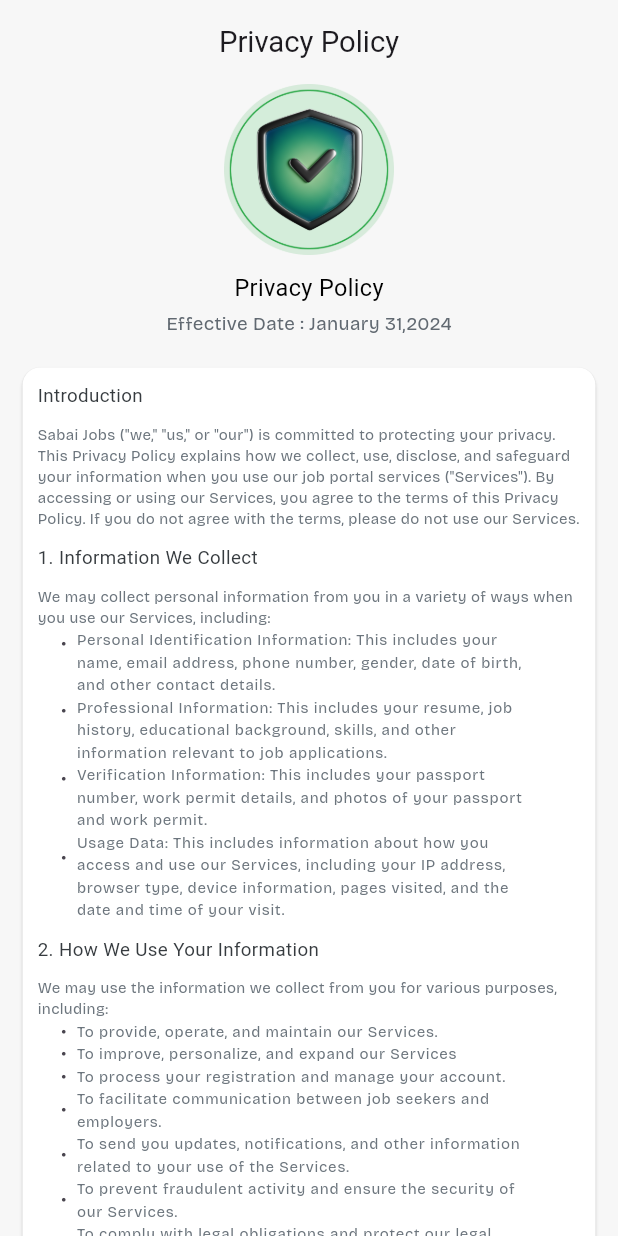
After one commit to SabaiJob/Sabai, a Flutter app: the PrivacyPolicy screen opened directly, on a phone screen of 412 x 824 dp. The commit adds this screen. Run offline on Flutter 3.47's test engine with Material 3 defaults, Android fonts, the phone set to English and light mode, and no system bars; our stand-ins replace avatar_glow, carousel_slider, dropdown_button2, google_fonts, pin_code_fields, smooth_page_indicator and 1 more; Roboto replaces fonts that are missing (Bricolage-M); project files that could hold a hidden picture were left out.

Commit message:
Privacy policy eng version done

```diff
--- a/lib/constants.dart
+++ b/lib/constants.dart
@@ -30,3 +30,5 @@ const labelStyleMm = TextStyle(
 );
 
 const primaryPinkColor = Color(0xffFF3997);
+
+const backgroundColor = Color(0xffF7F7F7);
--- a/lib/screens/bottom_navi_pages/profile.dart
+++ b/lib/screens/bottom_navi_pages/profile.dart
@@ -2,6 +2,7 @@ import 'package:flutter/material.dart';
 import 'package:sabai_app/screens/bottom_navi_pages/save_jobs.dart';
 import 'package:sabai_app/screens/pricing_plan.dart';
 import 'package:sabai_app/constants.dart';
+import 'package:sabai_app/screens/privacy_policy.dart';
 import 'package:sabai_app/services/language_provider.dart';
 import 'package:provider/provider.dart';
 import 'package:flutter/cupertino.dart';
@@ -634,8 +635,19 @@ class Profile extends StatelessWidget {
                                   color: Color(0xFF2B2F32),
                                 ),
                         ),
-                        trailing: const Icon(CupertinoIcons.right_chevron,
-                            size: 23, color: Color(0xFFFF3997)),
+                        trailing: const Icon(
+                          CupertinoIcons.right_chevron,
+                          size: 23,
+                          color: Color(0xFFFF3997),
+                        ),
+                        onTap: () {
+                          Navigator.pushReplacement(
+                            context,
+                            MaterialPageRoute(
+                              builder: (context) => const PrivacyPolicy(),
+                            ),
+                          );
+                        },
                       ),
 
                       const SizedBox(
@@ -682,7 +694,7 @@ class Profile extends StatelessWidget {
                 TextButton(
                   onPressed: () {},
                   style: TextButton.styleFrom(
-                    fixedSize: const Size(double.infinity,52),
+                    fixedSize: const Size(double.infinity, 52),
                     backgroundColor: const Color(0xFFF0F1F2),
                     shape: RoundedRectangleBorder(
                       borderRadius:
--- /dev/null
+++ b/lib/screens/privacy_policy.dart
@@ -0,0 +1,216 @@
+import 'package:flutter/material.dart';
+import 'package:sabai_app/constants.dart';
+
+class PrivacyPolicy extends StatelessWidget {
+  const PrivacyPolicy({super.key});
+
+  @override
+  Widget build(BuildContext context) {
+    const labelTextStyle = TextStyle(
+      fontFamily: 'Bricolage-M',
+      fontSize: 12.5,
+      color: Color(0xff363B3F),
+    );
+
+    const infoTextStyle = TextStyle(
+      fontFamily: 'Bricolage-R',
+      fontSize: 10,
+      color: Color(0xff6C757D),
+    );
+
+    return Scaffold(
+      backgroundColor: backgroundColor,
+      appBar: AppBar(
+        backgroundColor: backgroundColor,
+        surfaceTintColor: Colors.transparent,
+        title: const Text(
+          'Privacy Policy',
+          style: appBarTitleStyleEng,
+        ),
+        iconTheme: const IconThemeData(
+          color: primaryPinkColor,
+        ),
+        centerTitle: true,
+      ),
+      body: Center(
+        child: SingleChildScrollView(
+          child: Column(
+            children: [
+              Image.asset(
+                'images/privacy.png',
+                width: 113,
+                height: 114,
+              ),
+              const SizedBox(
+                height: 10,
+              ),
+              const Text(
+                'Privacy Policy',
+                style: labelStyleEng,
+              ),
+              const SizedBox(
+                height: 5,
+              ),
+              const Text(
+                'Effective Date : January 31,2024',
+                style: TextStyle(
+                  fontFamily: 'Bricolage-R',
+                  fontSize: 12.5,
+                  color: Color(0xff616971),
+                ),
+              ),
+              const Card(
+                margin: EdgeInsets.symmetric(horizontal: 15, vertical: 20),
+                color: Colors.white,
+                child: Padding(
+                  padding: EdgeInsets.all(10),
+                  child: Column(
+                    crossAxisAlignment: CrossAxisAlignment.start,
+                    children: [
+                      Text(
+                        'Introduction',
+                        style: labelTextStyle,
+                      ),
+                      SizedBox(
+                        height: 10,
+                      ),
+                      Text(
+                        'Sabai Jobs ("we," "us," or "our") is committed to protecting'
+                        ' your privacy. This Privacy Policy explains how we'
+                        ' collect, use, disclose, and safeguard your information'
+                        ' when you use our job portal services ("Services").'
+                        ' By accessing or using our Services, you agree to the terms of this Privacy Policy. '
+                        'If you do not agree with the terms, please do not use our Services.',
+                        style: infoTextStyle,
+                      ),
+                      SizedBox(
+                        height: 10,
+                      ),
+                      Text(
+                        '1. Information We Collect',
+                        style: labelTextStyle,
+                      ),
+                      SizedBox(
+                        height: 10,
+                      ),
+                      Text(
+                        'We may collect personal information from you in a variety of ways when you use our Services, including:',
+                        style: infoTextStyle,
+                      ),
+                      bulletInfo(
+                        padding: 25,
+                        infoTextStyle: infoTextStyle,
+                        text:
+                            'Personal Identification Information: This includes your name, email address, phone number, gender, date of birth, and other contact details.',
+                      ),
+                      bulletInfo(
+                          padding: 25,
+                          text:
+                              'Professional Information: This includes your resume, job history, educational background, skills, and other information relevant to job applications.',
+                          infoTextStyle: infoTextStyle),
+                      bulletInfo(
+                          padding: 25,
+                          infoTextStyle: infoTextStyle,
+                          text:
+                              'Verification Information: This includes your passport number, work permit details, and photos of your passport and work permit.'),
+                      bulletInfo(
+                        padding: 25,
+                        infoTextStyle: infoTextStyle,
+                        text:
+                            'Usage Data: This includes information about how you access and use our Services, including your IP address, browser type, device information, pages visited, and the date and time of your visit.',
+                      ),
+                      SizedBox(
+                        height: 10,
+                      ),
+                      Text(
+                        '2. How We Use Your Information',
+                        style: labelTextStyle,
+                      ),
+                      SizedBox(
+                        height: 10,
+                      ),
+                      Text(
+                        'We may use the information we collect from you for various purposes, including:',
+                        style: infoTextStyle,
+                      ),
+                      bulletInfo(
+                        padding: 0,
+                        infoTextStyle: infoTextStyle,
+                        text: 'To provide, operate, and maintain our Services.',
+                      ),
+                      bulletInfo(
+                          padding: 0,
+                          infoTextStyle: infoTextStyle,
+                          text:
+                              'To improve, personalize, and expand our Services'),
+                      bulletInfo(
+                        infoTextStyle: infoTextStyle,
+                        text:
+                            'To process your registration and manage your account.',
+                        padding: 0,
+                      ),
+                      bulletInfo(
+                          infoTextStyle: infoTextStyle,
+                          text:
+                              'To facilitate communication between job seekers and employers.',
+                          padding: 0),
+                      bulletInfo(
+                          infoTextStyle: infoTextStyle,
+                          text:
+                              'To send you updates, notifications, and other information related to your use of the Services.',
+                          padding: 0),
+                      bulletInfo(
+                          infoTextStyle: infoTextStyle,
+                          text:
+                              'To prevent fraudulent activity and ensure the security of our Services.',
+                          padding: 0),
+                      bulletInfo(
+                          infoTextStyle: infoTextStyle,
+                          text:
+                              'To comply with legal obligations and protect our legal rights.',
+                          padding: 0),
+                    ],
+                  ),
+                ),
+              ),
+            ],
+          ),
+        ),
+      ),
+    );
+  }
+}
+
+class bulletInfo extends StatelessWidget {
+  const bulletInfo({
+    super.key,
+    required this.infoTextStyle,
+    required this.text,
+    required this.padding,
+  });
+
+  final String text;
+  final TextStyle infoTextStyle;
+  final double padding;
+
+  @override
+  Widget build(BuildContext context) {
+    return ListTile(
+      minTileHeight: 10,
+      horizontalTitleGap: 0,
+      minLeadingWidth: 10,
+      minVerticalPadding: 0,
+      leading: Padding(
+        padding: EdgeInsets.only(bottom: padding),
+        child: const Icon(
+          Icons.circle,
+          size: 3,
+        ),
+      ),
+      title: Text(
+        text,
+        style: infoTextStyle,
+      ),
+    );
+  }
+}
```
Also changed, not shown: images/privacy.png (added).
